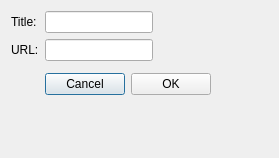
Old version of the form ui/MediaInjectDialog.ui in the repository dmzdev/stance.
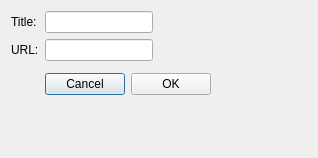
New version of the form.

What changed in the file:
```diff
--- a/ui/MediaInjectDialog.ui
+++ b/ui/MediaInjectDialog.ui
@@ -6,7 +6,7 @@
    <rect>
     <x>0</x>
     <y>0</y>
-    <width>279</width>
+    <width>318</width>
     <height>158</height>
    </rect>
   </property>
```
